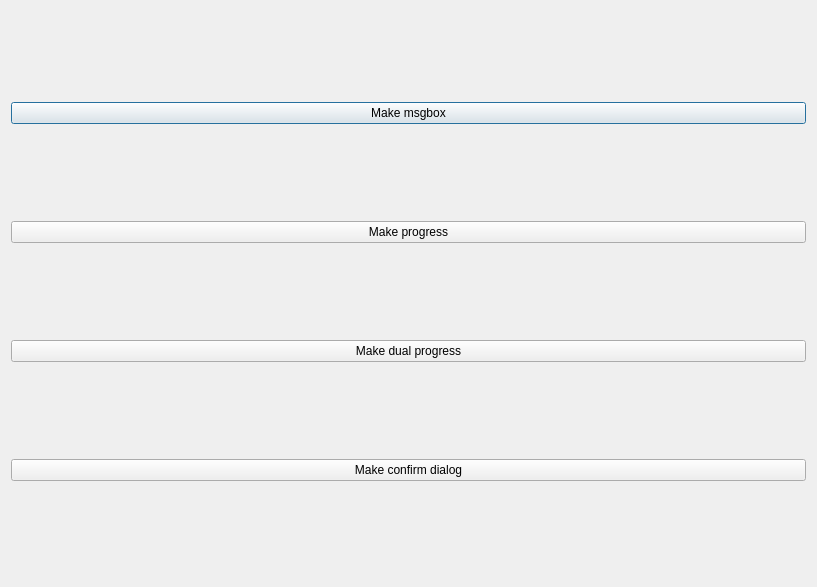
First picture: the form in src/ui/skeletons/dialog_testing.ui, repository 132nd-etcher/EASI, before the edit.
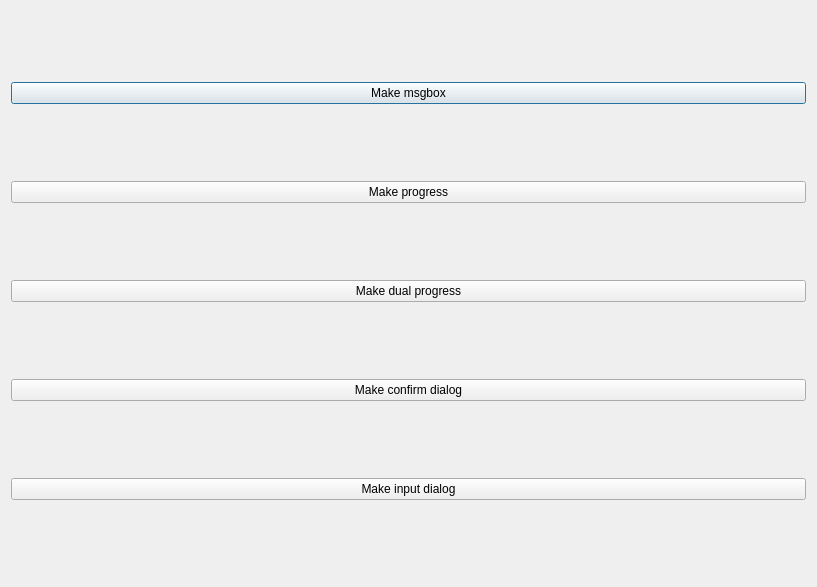
Second picture: the form after the edit.

Commit message: all dialogs look fine

```diff
--- a/src/ui/skeletons/dialog_testing.ui
+++ b/src/ui/skeletons/dialog_testing.ui
@@ -42,6 +42,13 @@
      </property>
     </widget>
    </item>
+   <item>
+    <widget class="QPushButton" name="btn_make_input_dialog">
+     <property name="text">
+      <string>Make input dialog</string>
+     </property>
+    </widget>
+   </item>
   </layout>
  </widget>
  <resources/>
```
The commit also changes 7 other files.
